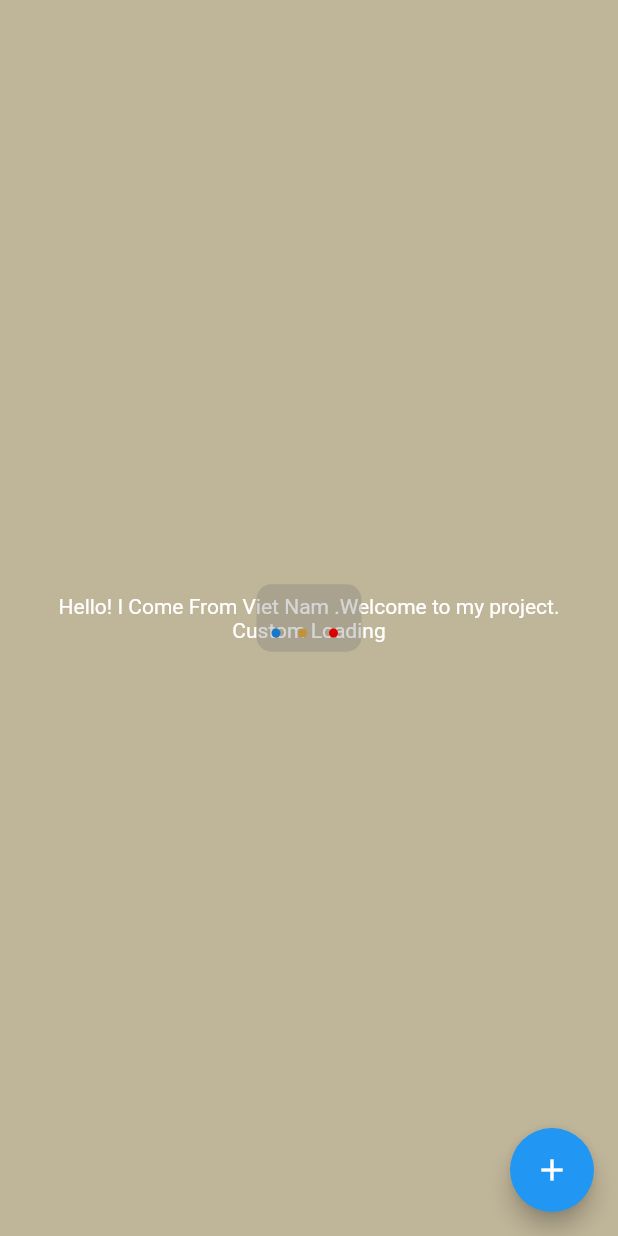
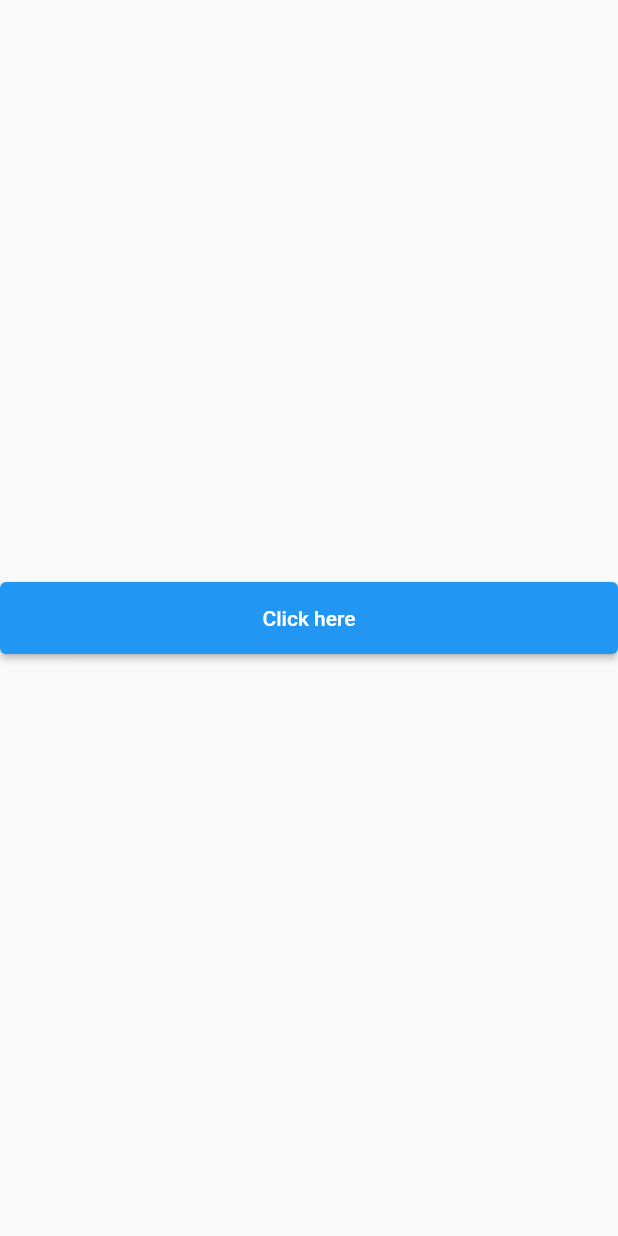
Before and after one commit to ToanBarcelona1998/Animation, a Flutter app: the screen it shows after launch, on a phone screen of 412 x 824 dp. Run offline on Flutter 3.47's test engine with Material 2 defaults, Android fonts, the phone set to English and light mode, and no system bars.

Commit message:
button_loadding

```diff
--- /dev/null
+++ b/lib/button_loading/button_loding.dart
@@ -0,0 +1,91 @@
+import 'dart:async';
+
+import 'package:flutter/material.dart';
+
+class ButtonLoading extends StatefulWidget {
+  const ButtonLoading({Key? key}) : super(key: key);
+
+  @override
+  _ButtonLoadingState createState() => _ButtonLoadingState();
+}
+
+class _ButtonLoadingState extends State<ButtonLoading> with SingleTickerProviderStateMixin {
+  int _state = 0;
+
+  GlobalKey _buttonKey = GlobalKey();
+  GlobalKey<ScaffoldState> _scaffoldKey=GlobalKey<ScaffoldState>();
+  Animation? _animation;
+  AnimationController? _controller;
+
+  double initWidth = 0.0;
+  double _width = double.maxFinite;
+
+  @override
+  void initState() {
+    _controller = AnimationController(vsync: this, duration: Duration(milliseconds: 1200));
+    _animation = Tween(begin: 0.0, end: 1.0).animate(_controller!)
+      ..addListener(() {
+        setState(() {
+          _width = initWidth - ((initWidth - 48) * _animation?.value);
+        });
+      });
+    super.initState();
+  }
+
+  @override
+  Widget build(BuildContext context) {
+    return Scaffold(
+      key: _scaffoldKey,
+      body: Center(
+        child: PhysicalModel(
+          color: Colors.lightGreen,
+          borderRadius: BorderRadius.circular(15),
+          child: Container(
+            width: _width,
+            key: _buttonKey,
+            height: 48,
+            child: ElevatedButton(
+                onPressed: () {
+                  if (_state == 0) {
+                    animateButton();
+                  }
+                },
+                child: childWidget()),
+          ),
+        ),
+      ),
+    );
+  }
+
+  void animateButton() {
+    final RenderBox renderBox=_buttonKey.currentContext!.findRenderObject() as RenderBox;
+    setState(() {
+      initWidth = renderBox.size.width;
+    });
+    print(initWidth);
+
+    _controller?.forward();
+    setState(() {
+      _state = 1;
+    });
+
+    Timer(Duration(milliseconds: 3300), () {
+      setState(() {
+        _state = 2;
+      });
+    });
+  }
+
+  Widget childWidget() {
+    if (_state == 0) {
+      return Text("Click here");
+    } else if (_state == 1) {
+      return CircularProgressIndicator(
+        strokeWidth: 0.7,
+        valueColor: AlwaysStoppedAnimation<Color>(Colors.white),
+      );
+    } else {
+      return Icon(Icons.check, color: Colors.white);
+    }
+  }
+}
--- a/lib/main.dart
+++ b/lib/main.dart
@@ -1,3 +1,4 @@
+import 'package:custom_loading_animation/button_loading/button_loding.dart';
 import 'package:custom_loading_animation/custom_loading.dart';
 import 'package:flutter/material.dart';
 
@@ -11,7 +12,8 @@ class MyApp extends StatelessWidget {
   @override
   Widget build(BuildContext context) {
     return MaterialApp(
-      home: HomePage(),
+      home: ButtonLoading()
+      //HomePage(),
     );
   }
 }
```
